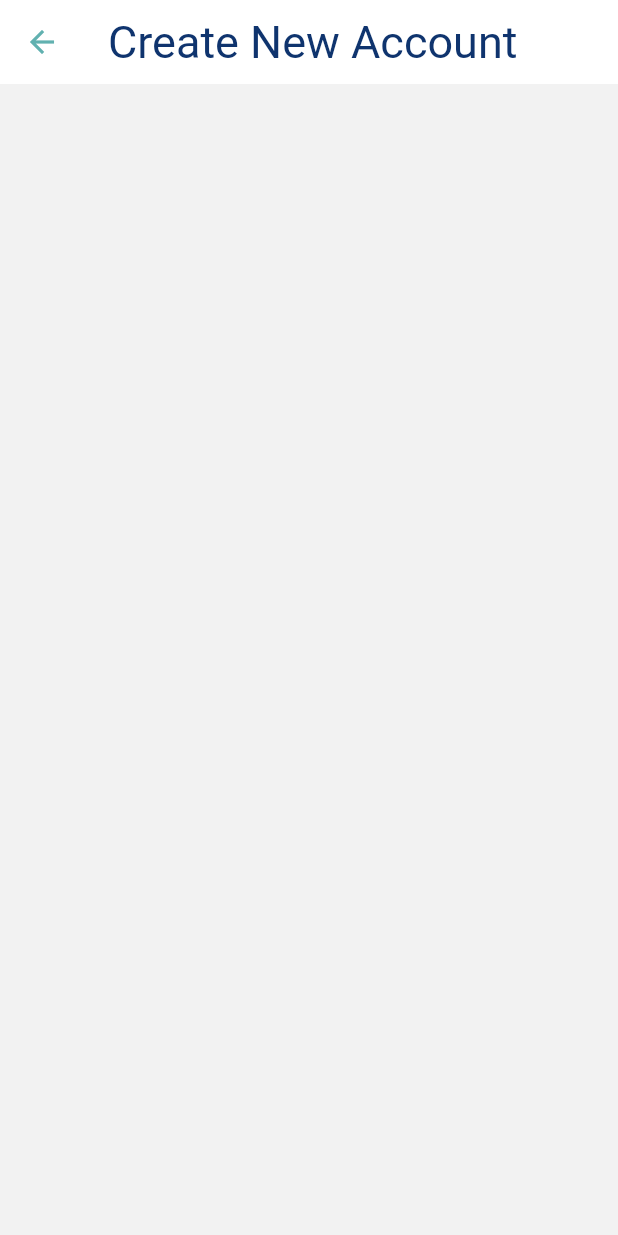
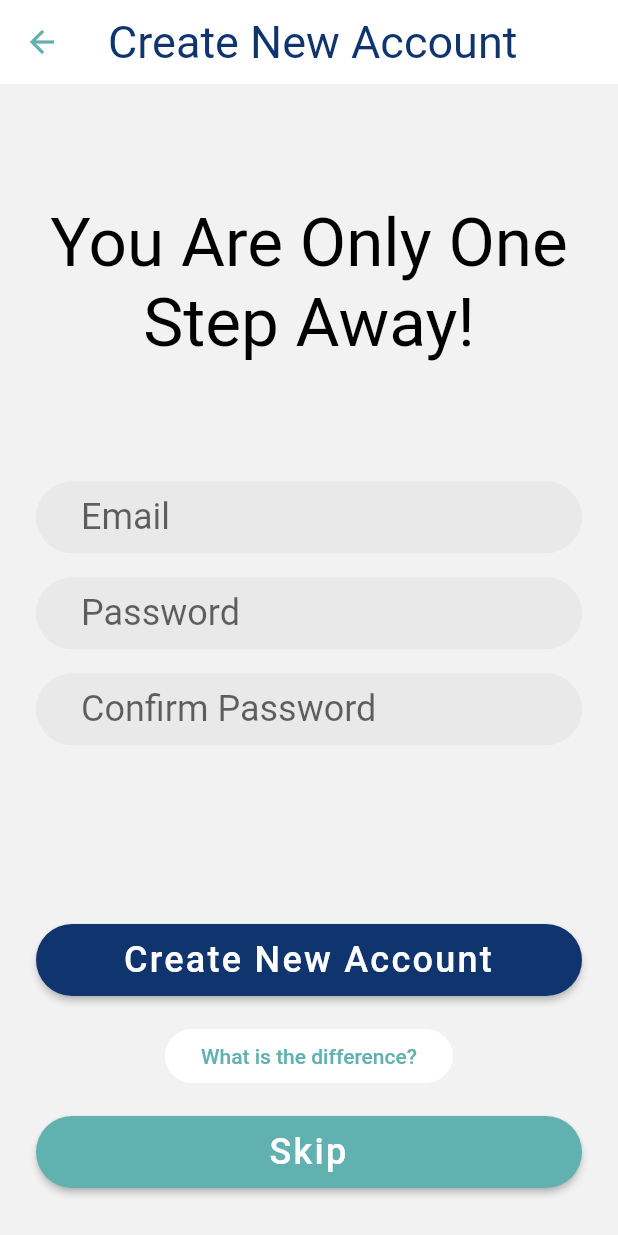
Before and after one commit to influenzanet/app, a Flutter app: the RegisterPage screen opened directly, on a phone screen of 412 x 824 dp. Run offline on Flutter 3.47's test engine with Material 2 defaults, Android fonts, the phone set to English and light mode, and no system bars.

Commit message:
Added RegisterPage.

```diff
--- a/lib/ui/onboarding/pages/login-page.dart
+++ b/lib/ui/onboarding/pages/login-page.dart
@@ -62,7 +62,7 @@ class LoginFormState extends State<LoginForm> {
         ThemedTextFormField(
           hintText: 'Email',
         ),
-        Container(height: ThemeElements.elementPadding),
+        Container(height: ThemeElements.connectedElementPadding),
         ThemedTextFormField(
           hintText: 'Password',
         ),
--- a/lib/ui/onboarding/pages/register-page.dart
+++ b/lib/ui/onboarding/pages/register-page.dart
@@ -1,4 +1,8 @@
+import 'package:InfluenzaNet/ui/common/themes/influenzanet-theme.dart';
 import 'package:InfluenzaNet/ui/common/widgets/app-bars/themed-app-bar.dart';
+import 'package:InfluenzaNet/ui/common/widgets/buttons/themed-flat-button.dart';
+import 'package:InfluenzaNet/ui/common/widgets/buttons/themed-raised-button.dart';
+import 'package:InfluenzaNet/ui/common/widgets/forms/themed-text-form-field.dart';
 import 'package:InfluenzaNet/ui/common/widgets/scaffolds/themed-scaffold.dart';
 import 'package:flutter/material.dart';
 
@@ -11,6 +15,86 @@ class RegisterPage extends StatelessWidget {
         themeData,
         titleText: 'Create New Account',
       ),
+      body: RegisterForm(),
     );
   }
 }
+
+class RegisterForm extends StatefulWidget {
+  @override
+  RegisterFormState createState() => RegisterFormState();
+}
+
+class RegisterFormState extends State<RegisterForm> {
+  final _formKey = GlobalKey<FormState>();
+
+  @override
+  Widget build(BuildContext context) {
+    ThemeData themeData = Theme.of(context);
+    return Form(
+      key: _formKey,
+      child: Padding(
+        padding: const EdgeInsets.symmetric(horizontal: ThemeElements.pagePadding),
+        child: Column(
+          crossAxisAlignment: CrossAxisAlignment.stretch,
+          mainAxisAlignment: MainAxisAlignment.spaceBetween,
+          mainAxisSize: MainAxisSize.max,
+          children: <Widget>[
+            Spacer(flex: 10),
+            Text(
+              'You Are Only One Step Away!',
+              style: themeData.textTheme.display2,
+              textAlign: TextAlign.center,
+            ),
+            Spacer(flex: 10),
+            _inputFields(themeData),
+            Spacer(flex: 15),
+            _continueButtons(themeData),
+          ],
+        ),
+      ),
+    );
+  }
+
+  Widget _inputFields(ThemeData themeData) {
+    return Column(
+      children: <Widget>[
+        ThemedTextFormField(
+          hintText: 'Email',
+        ),
+        Container(height: ThemeElements.connectedElementPadding),
+        ThemedTextFormField(
+          hintText: 'Password',
+        ),
+        Container(height: ThemeElements.connectedElementPadding),
+        ThemedTextFormField(
+          hintText: 'Confirm Password',
+        ),
+      ],
+    );
+  }
+
+  Widget _continueButtons(ThemeData themeData) {
+    return Column(
+      crossAxisAlignment: CrossAxisAlignment.stretch,
+      children: <Widget>[
+        ThemedRaisedButton(themeData, text: 'Create New Account', onPressed: () {}),
+        Container(height: ThemeElements.connectedElementPadding),
+        Row(
+          mainAxisSize: MainAxisSize.max,
+          mainAxisAlignment: MainAxisAlignment.center,
+          children: <Widget>[
+            ThemedFlatButton(themeData, text: 'What is the difference?', onPressed: () {}),
+          ],
+        ),
+        Container(height: ThemeElements.connectedElementPadding),
+        ThemedRaisedButton(
+          themeData,
+          text: 'Skip',
+          onPressed: () {},
+          primaryColor: false,
+        ),
+      ],
+    );
+  }
+}
```
